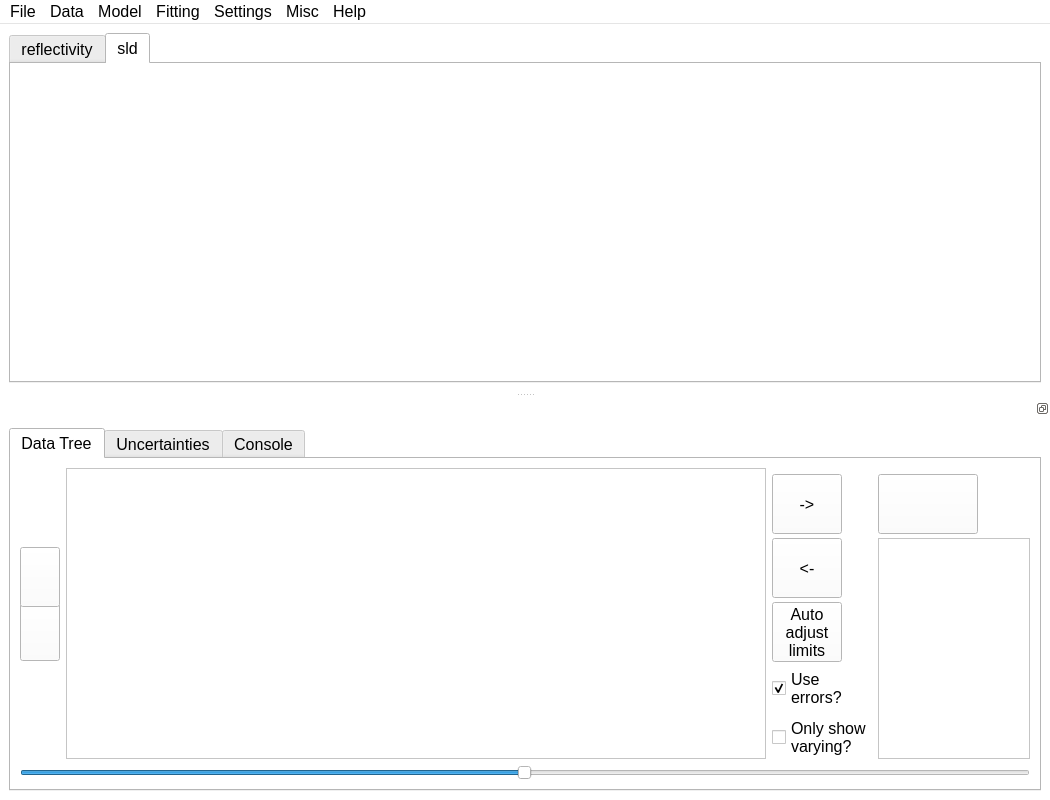
Before: the Qt Designer form refnx/reflect/_app/ui/motofit.ui in refnx/refnx, drawn with Qt 5.
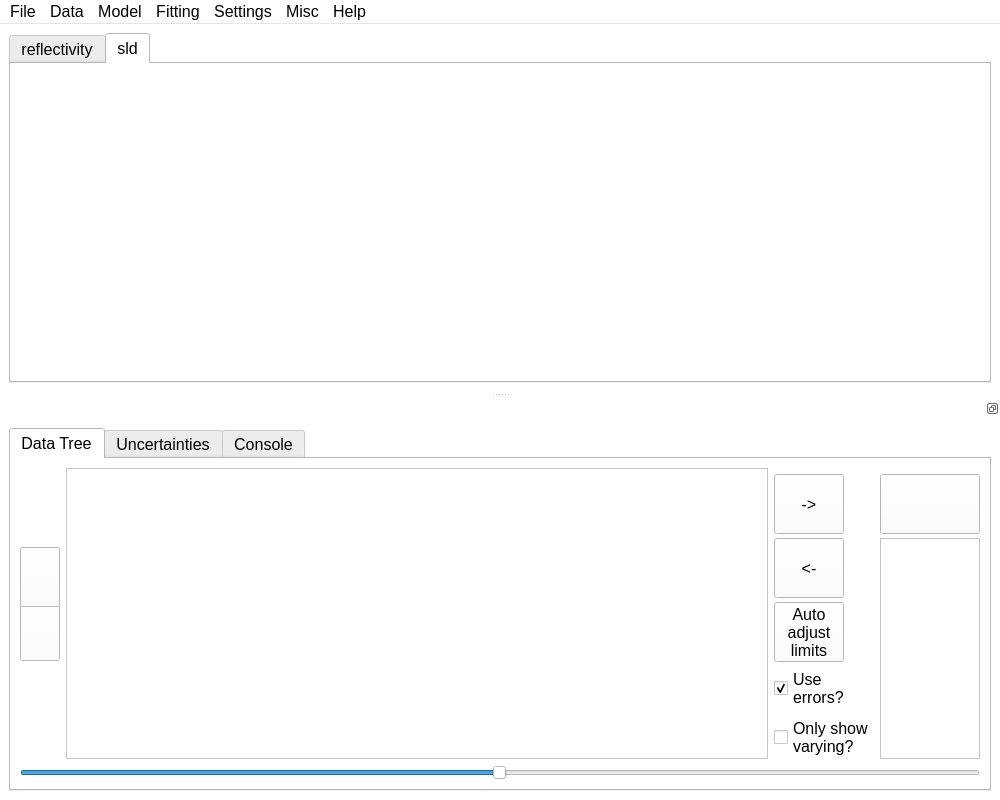
After: the same form once the commit is applied. Icons and pictures are not drawn.

Commit message: GUI: window resizing [ci skip]

Diff of the .ui file:
```diff
--- a/refnx/reflect/_app/ui/motofit.ui
+++ b/refnx/reflect/_app/ui/motofit.ui
@@ -6,7 +6,7 @@
    <rect>
     <x>0</x>
     <y>0</y>
-    <width>1050</width>
+    <width>1000</width>
     <height>800</height>
    </rect>
   </property>
@@ -18,7 +18,7 @@
   </property>
   <property name="minimumSize">
    <size>
-    <width>1000</width>
+    <width>700</width>
     <height>800</height>
    </size>
   </property>
@@ -538,7 +538,7 @@
     <rect>
      <x>0</x>
      <y>0</y>
-     <width>1050</width>
+     <width>1000</width>
      <height>22</height>
     </rect>
    </property>
@@ -862,6 +862,18 @@
          </item>
          <item row="2" column="3" rowspan="4">
           <widget class="QListView" name="currently_fitting">
+           <property name="sizePolicy">
+            <sizepolicy hsizetype="Maximum" vsizetype="Expanding">
+             <horstretch>0</horstretch>
+             <verstretch>0</verstretch>
+            </sizepolicy>
+           </property>
+           <property name="maximumSize">
+            <size>
+             <width>100</width>
+             <height>16777215</height>
+            </size>
+           </property>
            <property name="editTriggers">
             <set>QAbstractItemView::NoEditTriggers</set>
            </property>
@@ -883,7 +895,7 @@
           <widget class="QTreeView" name="treeView">
            <property name="minimumSize">
             <size>
-             <width>700</width>
+             <width>300</width>
              <height>0</height>
             </size>
            </property>
```
